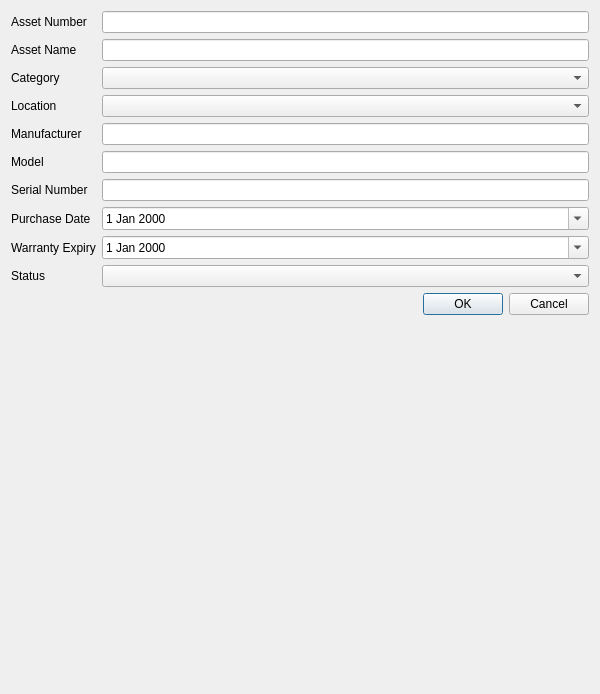
Apie-dup/MaintenanceSystem, file MaintenanceSystem/app/ui/forms/add_asset.ui: the form before one commit.
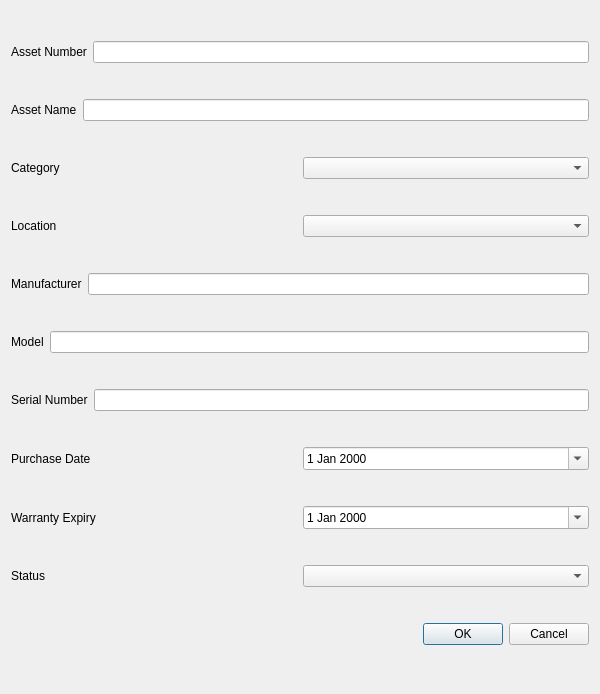
The form after the commit.

Patch:
```diff
--- a/MaintenanceSystem/app/ui/forms/add_asset.ui
+++ b/MaintenanceSystem/app/ui/forms/add_asset.ui
@@ -19,120 +19,160 @@
   <property name="windowTitle">
    <string>Add Asset</string>
   </property>
-  <layout class="QFormLayout" name="formLayout">
-   <item row="0" column="0">
+  <layout class="QVBoxLayout" name="verticalLayout">
+   <item>
+    <layout class="QHBoxLayout" name="horizontalLayout">
+     <item>
     <widget class="QLabel" name="lblAssetNumber">
      <property name="text">
       <string>Asset Number</string>
      </property>
     </widget>
    </item>
-   <item row="2" column="0">
+     <item>
+      <widget class="QLineEdit" name="txtAssetNumber">
+       <property name="readOnly">
+        <bool>true</bool>
+       </property>
+      </widget>
+     </item>
+    </layout>
+   </item>
+   <item>
+    <layout class="QHBoxLayout" name="horizontalLayout_2">
+     <item>
     <widget class="QLabel" name="lblAssetName">
      <property name="text">
       <string>Asset Name</string>
      </property>
     </widget>
    </item>
-   <item row="4" column="0">
+     <item>
+      <widget class="QLineEdit" name="txtAssetName"/>
+     </item>
+    </layout>
+   </item>
+   <item>
+    <layout class="QHBoxLayout" name="horizontalLayout_4">
+     <item>
     <widget class="QLabel" name="lblCategory">
      <property name="text">
       <string>Category</string>
      </property>
     </widget>
    </item>
-   <item row="6" column="0">
+     <item>
+      <widget class="QComboBox" name="cmbCategory"/>
+     </item>
+    </layout>
+   </item>
+   <item>
+    <layout class="QHBoxLayout" name="horizontalLayout_5">
+     <item>
     <widget class="QLabel" name="lblLocation">
      <property name="text">
       <string>Location</string>
      </property>
     </widget>
    </item>
-   <item row="8" column="0">
+     <item>
+      <widget class="QComboBox" name="cmbLocation"/>
+     </item>
+    </layout>
+   </item>
+   <item>
+    <layout class="QHBoxLayout" name="horizontalLayout_6">
+     <item>
     <widget class="QLabel" name="lblManufacturer">
      <property name="text">
       <string>Manufacturer</string>
      </property>
     </widget>
    </item>
-   <item row="10" column="0">
+     <item>
+      <widget class="QLineEdit" name="txtManufacturer"/>
+     </item>
+    </layout>
+   </item>
+   <item>
+    <layout class="QHBoxLayout" name="horizontalLayout_7">
+     <item>
     <widget class="QLabel" name="lblModel">
      <property name="text">
       <string>Model</string>
      </property>
     </widget>
    </item>
-   <item row="12" column="0">
+     <item>
+      <widget class="QLineEdit" name="txtModel"/>
+     </item>
+    </layout>
+   </item>
+   <item>
+    <layout class="QHBoxLayout" name="horizontalLayout_8">
+     <item>
     <widget class="QLabel" name="lblSerialNumber">
      <property name="text">
       <string>Serial Number</string>
      </property>
     </widget>
    </item>
-   <item row="14" column="0">
+     <item>
+      <widget class="QLineEdit" name="txtSerialNumber"/>
+     </item>
+    </layout>
+   </item>
+   <item>
+    <layout class="QHBoxLayout" name="horizontalLayout_9">
+     <item>
     <widget class="QLabel" name="lblPurchaseDate">
      <property name="text">
       <string>Purchase Date</string>
      </property>
     </widget>
    </item>
-   <item row="16" column="0">
+     <item>
+      <widget class="QDateEdit" name="dtPurchaseDate">
+       <property name="calendarPopup">
+        <bool>true</bool>
+       </property>
+      </widget>
+     </item>
+    </layout>
+   </item>
+   <item>
+    <layout class="QHBoxLayout" name="horizontalLayout_10">
+     <item>
     <widget class="QLabel" name="lblWarrantyExpiry">
      <property name="text">
       <string>Warranty Expiry</string>
      </property>
     </widget>
    </item>
-   <item row="18" column="0">
+     <item>
+      <widget class="QDateEdit" name="dtWarrantyExpiry">
+       <property name="calendarPopup">
+        <bool>true</bool>
+       </property>
+      </widget>
+     </item>
+    </layout>
+   </item>
+   <item>
+    <layout class="QHBoxLayout" name="horizontalLayout_11">
+     <item>
     <widget class="QLabel" name="lblStatus">
      <property name="text">
       <string>Status</string>
      </property>
     </widget>
    </item>
-   <item row="0" column="1">
-    <widget class="QLineEdit" name="txtAssetNumber">
-     <property name="readOnly">
-      <bool>true</bool>
-     </property>
-    </widget>
-   </item>
-   <item row="2" column="1">
-    <widget class="QLineEdit" name="txtAssetName"/>
-   </item>
-   <item row="4" column="1">
-    <widget class="QComboBox" name="cmbCategory"/>
-   </item>
-   <item row="6" column="1">
-    <widget class="QComboBox" name="cmbLocation"/>
-   </item>
-   <item row="8" column="1">
-    <widget class="QLineEdit" name="txtManufacturer"/>
-   </item>
-   <item row="10" column="1">
-    <widget class="QLineEdit" name="txtModel"/>
-   </item>
-   <item row="12" column="1">
-    <widget class="QLineEdit" name="txtSerialNumber"/>
-   </item>
-   <item row="14" column="1">
-    <widget class="QDateEdit" name="dtPurchaseDate">
-     <property name="calendarPopup">
-      <bool>true</bool>
-     </property>
-    </widget>
-   </item>
-   <item row="16" column="1">
-    <widget class="QDateEdit" name="dtWarrantyExpiry">
-     <property name="calendarPopup">
-      <bool>true</bool>
-     </property>
-    </widget>
-   </item>
-   <item row="18" column="1">
+     <item>
     <widget class="QComboBox" name="cmbStatus"/>
    </item>
-   <item row="19" column="1">
+    </layout>
+   </item>
+   <item>
     <widget class="QDialogButtonBox" name="buttonBox">
      <property name="orientation">
       <enum>Qt::Orientation::Horizontal</enum>
```
Lines whose indentation alone changed are shown as unchanged.
